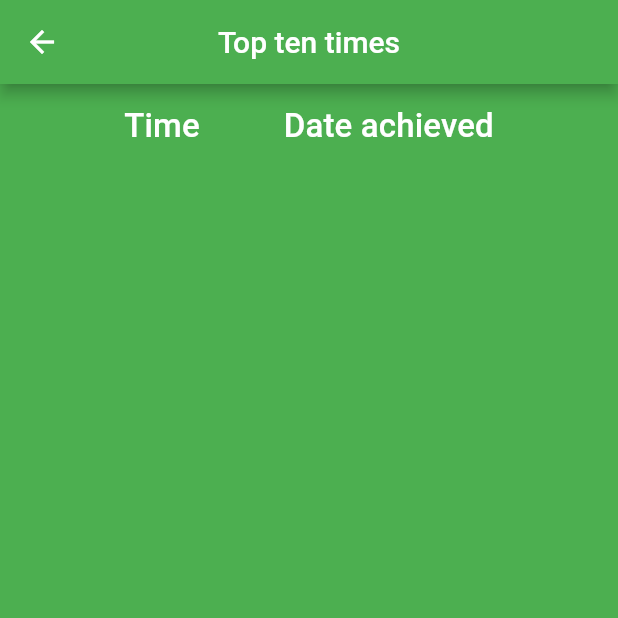
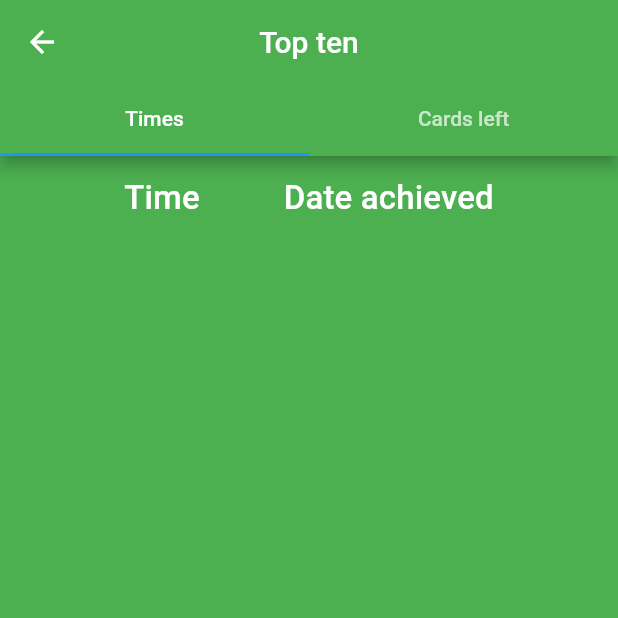
Before and after one commit to FunkyPenguin24/elevensapp, a Flutter app: the LeaderboardScreen screen opened directly with empty values, on a phone screen of 412 x 824 dp, the top half of it. Run offline on Flutter 3.47's test engine with Material 2 defaults, Android fonts, the light colour scheme and no system bars; statements that could not run were skipped.

Commit message:
App now saves and displays the fewest 10 card remaining scores if the user loses the game alongside the shortest times.

```diff
--- a/lib/DataHandler.dart
+++ b/lib/DataHandler.dart
@@ -4,6 +4,7 @@ import 'dart:convert' as convert;
 
 class DataHandler {
   List<Entry> times = [];
+  List<CardCount> cards = [];
 
   void loadTimes() async {
     times = [];
@@ -20,6 +21,33 @@ class DataHandler {
     sortTimes();
   }
 
+  saveTimes() async {
+    final savePath = await getApplicationDocumentsDirectory();
+    final file = await File("${savePath.path}/times.json").create(recursive: true);
+    await file.writeAsString(convert.jsonEncode(times));
+  }
+
+  void loadCards() async {
+    cards = [];
+    final loadPath = await getApplicationDocumentsDirectory();
+    final file = await File("${loadPath.path}/cards.json").create(recursive: true);
+    String rawData = await file.readAsString();
+    if (rawData != "" && rawData != null) {
+      List<dynamic> rawList = convert.jsonDecode(rawData);
+      for (int i = 0; i < rawList.length; i++) {
+        CardCount c = CardCount.fromJson(rawList[i]);
+        cards.add(c);
+      }
+    }
+    sortCards();
+  }
+
+  saveCards() async {
+    final savePath = await getApplicationDocumentsDirectory();
+    final file = await File("${savePath.path}/cards.json").create(recursive: true);
+    await file.writeAsString(convert.jsonEncode(cards));
+  }
+
   void sortTimes() {
     bool sorted = false;
     do {
@@ -29,6 +57,21 @@ class DataHandler {
           Entry temp = times[i];
           times[i] = times[i+1];
           times[i+1] = temp;
+          sorted = false;
+        }
+      }
+    } while (!sorted);
+  }
+
+  void sortCards() {
+    bool sorted = false;
+    do {
+      sorted = true;
+      for (int i = 0; i < cards.length-1; i++) {
+        if (cards[i].cardsLeft > cards[i+1].cardsLeft) {
+          CardCount tempCard = cards[i];
+          cards[i] = cards[i+1];
+          cards[i+1] = tempCard;
           sorted = false;
         }
       }
@@ -65,10 +108,22 @@ class DataHandler {
     }
   }
 
-  saveTimes() async {
-    final savePath = await getApplicationDocumentsDirectory();
-    final file = await File("${savePath.path}/times.json").create(recursive: true);
-    await file.writeAsString(convert.jsonEncode(times));
+  Future<bool> saveCard(CardCount c) async {
+    if (cards.length < 10) {
+      cards.add(c);
+      sortCards();
+      await saveCards();
+      return true;
+    } else {
+      if (cards[9].cardsLeft > c.cardsLeft) {
+        cards[9] = c;
+        sortCards();
+        await saveCards();
+        return true;
+      } else {
+        return false;
+      }
+    }
   }
 
 }
@@ -91,3 +146,22 @@ class Entry {
       };
 
 }
+
+class CardCount {
+
+  DateTime dayDone;
+  int cardsLeft;
+
+  CardCount(this.dayDone, this.cardsLeft);
+
+  CardCount.fromJson(Map<String, dynamic> json)
+    : dayDone = DateTime.parse(json["date"]),
+      cardsLeft = json["cards"];
+
+  Map<String, dynamic> toJson() =>
+      {
+        "date" : dayDone.toString(),
+        "cards" : cardsLeft,
+      };
+
+}
--- a/lib/Leaderboard.dart
+++ b/lib/Leaderboard.dart
@@ -12,21 +12,49 @@ class LeaderboardScreen extends StatefulWidget {
 
 }
 
-class LeaderboardScreenState extends State<LeaderboardScreen> {
+class LeaderboardScreenState extends State<LeaderboardScreen> with SingleTickerProviderStateMixin {
 
+  final tabs = ["Times", "Cards left"];
   final DataHandler dh;
+  TabController tabControl;
 
   LeaderboardScreenState(this.dh);
+
+  initState() {
+    super.initState();
+    tabControl = new TabController(vsync: this, length: 2);
+  }
 
   Widget build(BuildContext context) {
     return Scaffold(
       appBar: AppBar(
-        title: Text("Top ten times"),
+        title: Text("Top ten"),
         centerTitle: true,
         backgroundColor: Colors.green,
+        bottom: TabBar(
+          controller: tabControl,
+          isScrollable: false,
+          tabs: [
+            for (final tab in tabs) Tab(text: tab),
+          ],
+          onTap: (index) {
+            FocusScope.of(context).unfocus();
+            tabControl.animateTo(index);
+          },
         ),
-      body: Center(
-        child: Column(
+      ),
+      body: TabBarView(
+        controller: tabControl,
+        children: [
+          getTimesWidget(),
+          getCardsWidget(),
+        ],
+      ),
+    );
+  }
+
+  Widget getTimesWidget() {
+    return Column(
       children: [
         Expanded(
           child: DataTable(
@@ -75,8 +103,59 @@ class LeaderboardScreenState extends State<LeaderboardScreen> {
           ),
         ),
       ],
+    );
+  }
+
+  Widget getCardsWidget() {
+    return Column(
+      children: [
+        Expanded(
+          child: DataTable(
+            columns: [
+              DataColumn(
+                label: Text(
+                  "Cards left",
+                  style: TextStyle(
+                    color: Colors.white,
+                    fontSize: 22,
                   ),
                 ),
+              ),
+              DataColumn(
+                label: Text(
+                  "Date achieved",
+                  style: TextStyle(
+                    color: Colors.white,
+                    fontSize: 22,
+                  ),
+                ),
+              ),
+            ],
+            rows: [
+              for (CardCount c in dh.cards)
+                if (c != null)
+                  DataRow(
+                    cells: [
+                      DataCell(Text(
+                        c.cardsLeft.toString(),
+                        style: TextStyle(
+                          color: Colors.white,
+                          fontSize: 18,
+                        ),
+                      )),
+                      DataCell(Text(
+                        c.dayDone.toString().substring(0, 10),
+                        style: TextStyle(
+                          color: Colors.white,
+                          fontSize: 18,
+                        ),
+                      )),
+                    ],
+                  ),
+            ],
+          ),
+        ),
+      ],
     );
   }
 
--- a/lib/Patience.dart
+++ b/lib/Patience.dart
@@ -39,7 +39,7 @@ class Patience {
     for (int i = 0; i < 9; i++) {
       if (gameCards[i] == null) {
         gameCards[i] = deck.dealCard();
-        if (i == 8) {
+        if (!gameCards.contains(null)) {
           if (!canMakeMove()) {
             failed = true;
             playing = false;
--- a/pubspec.yaml
+++ b/pubspec.yaml
@@ -15,7 +15,7 @@ publish_to: 'none' # Remove this line if you wish to publish to pub.dev
 # In iOS, build-name is used as CFBundleShortVersionString while build-number used as CFBundleVersion.
 # Read more about iOS versioning at
 # https://developer.apple.com/library/archive/documentation/General/Reference/InfoPlistKeyReference/Articles/CoreFoundationKeys.html
-version: 1.0.3
+version: 1.2.0
 
 environment:
   sdk: ">=2.7.0 <3.0.0"
```
Also changed, not shown: lib/main.dart (+8 -5 lines). Lines whose indentation alone changed are shown as unchanged.
